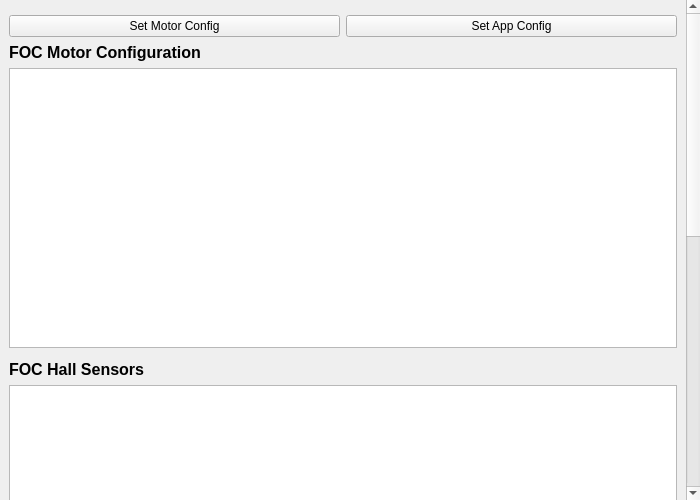
This is pages/pagecontrollersetup.ui in vitalii-bokhin/vesc_tool as Qt 5 draws it before an edit. The edited form follows.
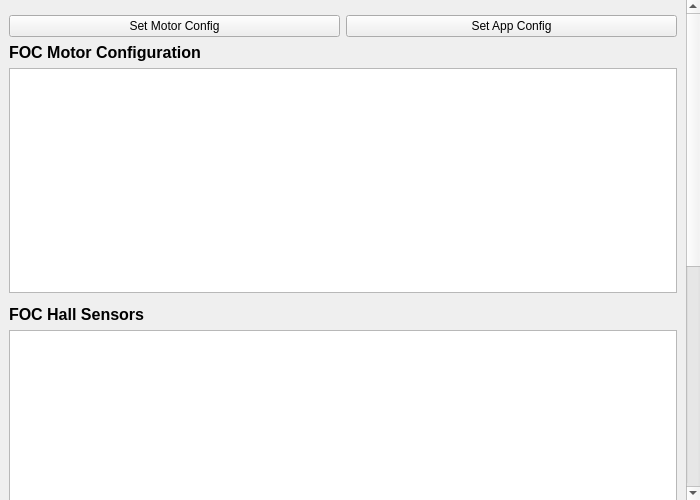
This is the edited form. Icons and pictures are not drawn. Custom widgets are drawn as their Qt base class.

```diff
--- a/pages/pagecontrollersetup.ui
+++ b/pages/pagecontrollersetup.ui
@@ -163,7 +163,13 @@
                   <property name="minimumSize">
                     <size>
                       <width>0</width>
-                      <height>280</height>
+                      <height>225</height>
+                    </size>
+                  </property>
+                  <property name="maximumSize">
+                    <size>
+                      <width>700</width>
+                      <height>225</height>
                     </size>
                   </property>
                 </widget>
@@ -190,7 +196,7 @@
                   <property name="minimumSize">
                     <size>
                       <width>0</width>
-                      <height>350</height>
+                      <height>335</height>
                     </size>
                   </property>
                 </widget>
@@ -236,7 +242,13 @@
                   <property name="minimumSize">
                     <size>
                       <width>0</width>
-                      <height>280</height>
+                      <height>225</height>
+                    </size>
+                  </property>
+                  <property name="maximumSize">
+                    <size>
+                      <width>700</width>
+                      <height>225</height>
                     </size>
                   </property>
                 </widget>
```
